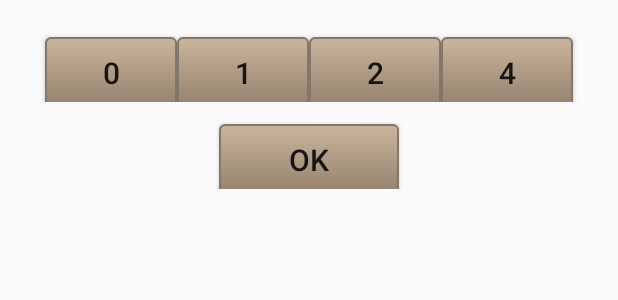
After one commit to klijojoseph/EPL16Score, an Android app: the layout popup_no_ball.xml on its own in the app's theme, with its tools: preview values and no code run, on a phone screen of 412 x 824 dp. The commit adds this screen. Shown: the top 300 px of the screen. Run offline under Robolectric (Android 15) with nearby library versions, the phone set to English and light mode, and no system bars.

Commit message:
popup xml created and player lists created in string commited by Bibin Babu

```diff
--- /dev/null
+++ b/app/src/main/res/layout/popup_no_ball.xml
@@ -0,0 +1,75 @@
+<?xml version='1.0' encoding='utf-8'?>
+<LinearLayout
+    xmlns:android='http://schemas.android.com/apk/res/android'
+    android:layout_width='match_parent'
+    android:layout_height='match_parent'
+    android:orientation='vertical'
+    android:padding='10dp' >
+
+    <LinearLayout
+        android:layout_width='match_parent'
+        android:gravity="center"
+        android:layout_below="@+id/lay1"
+        android:orientation="horizontal"
+        android:layout_height='wrap_content' >
+    <Button
+
+        android:layout_width='wrap_content'
+        android:textSize="20dp"
+
+        android:background="@drawable/background"
+        android:layout_marginTop="10dp"
+        android:layout_height='wrap_content'
+        android:text='@string/run0'
+        android:id="@+id/noball_run0" />
+
+    <Button
+
+        android:layout_width='wrap_content'
+        android:textSize="20dp"
+        android:background="@drawable/background"
+        android:layout_marginTop="10dp"
+        android:layout_height='wrap_content'
+        android:text='@string/run1'
+        android:id="@+id/noball_run1" />
+
+    <Button
+
+        android:layout_width='wrap_content'
+        android:textSize="20dp"
+        android:background="@drawable/background"
+        android:layout_marginTop="10dp"
+        android:layout_height='wrap_content'
+        android:text='@string/run2'
+        android:id="@+id/noball_run2" />
+
+    <Button
+
+        android:layout_width='wrap_content'
+        android:textSize="20dp"
+        android:background="@drawable/background"
+        android:layout_marginTop="10dp"
+        android:layout_height='wrap_content'
+        android:text='@string/run4'
+        android:id="@+id/noball_run4" />
+
+
+    </LinearLayout>
+    <LinearLayout
+        android:layout_width='match_parent'
+        android:gravity="center"
+        android:layout_below="@id/lay1"
+        android:layout_height='wrap_content' >
+
+        <Button
+            android:id="@+id/noball_okbtn"
+            android:layout_width='120dp'
+            android:textSize="20dp"
+            android:background="@drawable/background"
+            android:layout_marginTop="10dp"
+            android:layout_height='wrap_content'
+            android:text='@string/ok' />
+
+    </LinearLayout>
+
+</LinearLayout>
```
Also changed, not shown: app/src/main/res/layout/fragment_game_selector.xml (+11 -1 lines), app/src/main/res/layout/fragment_score_board.xml (+28 -8 lines), app/src/main/res/layout/popup_over_change.xml (added, +79 -0 lines), app/src/main/res/layout/popup_wicket.xml (added, +52 -0 lines), app/src/main/res/values/strings.xml (+48 -1 lines).
